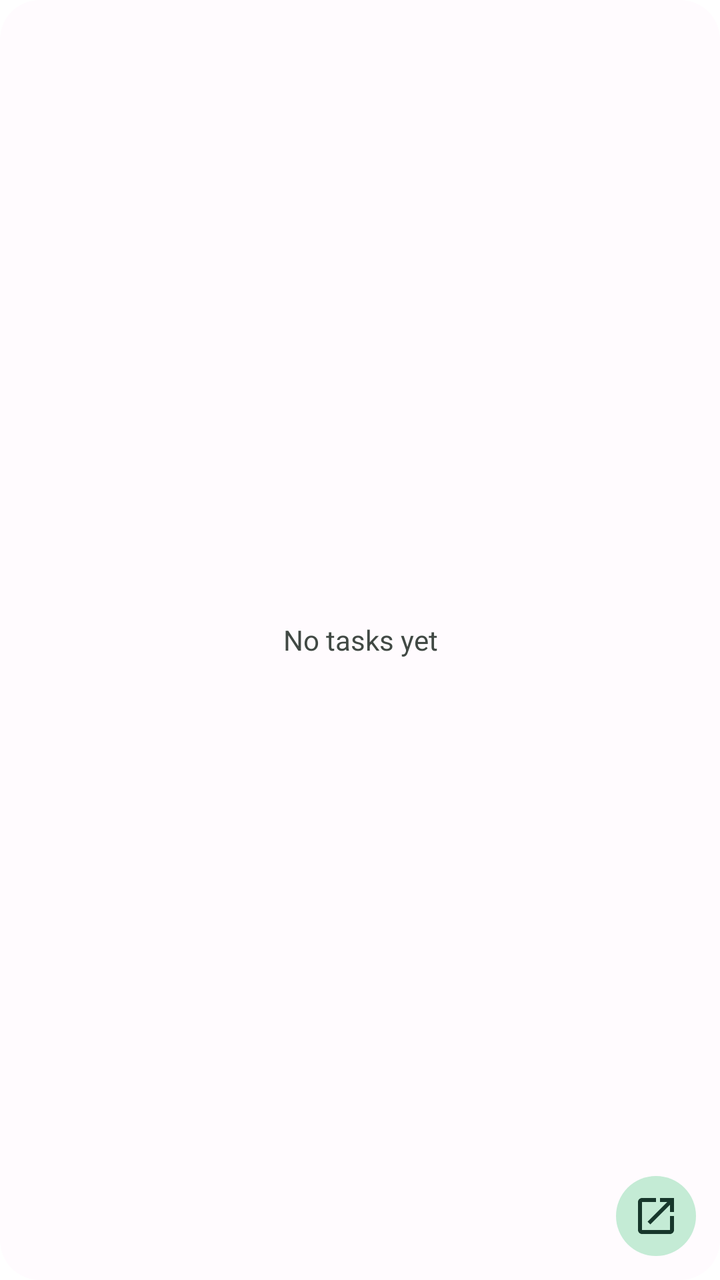
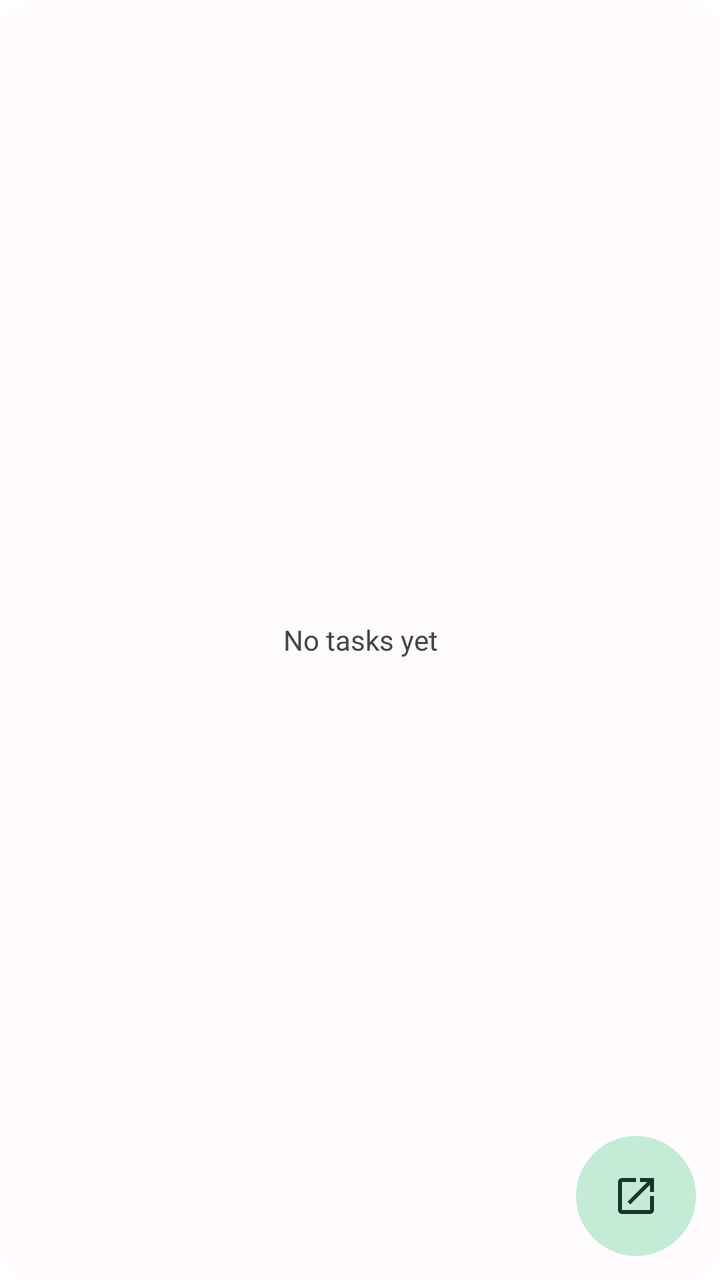

Screens rendered from an Android XML layout before and after an edit, with the pre-edit source and the edit as a unified diff.
<!-- AndroidManifest.xml: fallback theme Theme.MaterialComponents.DayNight.NoActionBar -->
<!-- res/layout/dewwit_widget.xml -->
<?xml version="1.0" encoding="utf-8"?>
<FrameLayout xmlns:android="http://schemas.android.com/apk/res/android"
    android:id="@+id/widget_root"
    android:layout_width="match_parent"
    android:layout_height="match_parent"
    android:background="@drawable/dewwit_widget_background_light"
    android:padding="12dp">

    <ListView
        android:id="@+id/widget_task_list"
        android:layout_width="match_parent"
        android:layout_height="match_parent"
        android:clipToPadding="false"
        android:divider="@android:color/transparent"
        android:dividerHeight="6dp"
        android:paddingBottom="44dp" />

    <TextView
        android:id="@+id/widget_empty_view"
        android:layout_width="match_parent"
        android:layout_height="match_parent"
        android:gravity="center"
        android:text="@string/widget_empty"
        android:textColor="@color/dewwit_widget_light_on_surface_variant"
        android:textSize="14sp" />

    <ImageButton
        android:id="@+id/widget_open_app"
        android:layout_width="40dp"
        android:layout_height="40dp"
        android:layout_gravity="end|bottom"
        android:background="@drawable/dewwit_widget_action_background_light"
        android:contentDescription="@string/widget_open_app"
        android:padding="10dp"
        android:src="@drawable/dewwit_widget_open_app"
        android:tint="@color/dewwit_widget_light_on_primary_container" />

</FrameLayout>
<!-- resources referenced by this layout -->
<resources>
  <color name="dewwit_widget_light_on_primary_container">#17372B</color>
  <color name="dewwit_widget_light_on_surface_variant">#414944</color>
  <!-- drawable dewwit_widget_action_background_light (drawable) -->
  <?xml version="1.0" encoding="utf-8"?>
  <shape xmlns:android="http://schemas.android.com/apk/res/android" android:shape="oval">
      <solid android:color="@color/dewwit_widget_light_primary_container" />
  </shape>
  <!-- drawable dewwit_widget_background_light (drawable) -->
  <?xml version="1.0" encoding="utf-8"?>
  <shape xmlns:android="http://schemas.android.com/apk/res/android" android:shape="rectangle">
      <solid android:color="@color/dewwit_widget_light_background" />
      <corners android:radius="20dp" />
  </shape>
  <!-- drawable dewwit_widget_open_app (drawable) -->
  <?xml version="1.0" encoding="utf-8"?>
  <vector xmlns:android="http://schemas.android.com/apk/res/android"
      android:width="24dp"
      android:height="24dp"
      android:viewportWidth="24"
      android:viewportHeight="24">
      <path
          android:fillColor="#FFFFFFFF"
          android:pathData="M19,19H5V5h7V3H5c-1.11,0 -2,0.9 -2,2v14c0,1.1 0.89,2 2,2h14c1.1,0 2,-0.9 2,-2v-7h-2v7zM14,3v2h3.59l-9.83,9.83 1.41,1.41L19,6.41V10h2V3h-7z" />
  </vector>
  <string name="widget_empty">No tasks yet</string>
  <string name="widget_open_app">Open Dewwit</string>
  <color name="dewwit_widget_light_primary_container">#C4EBD5</color>
  <color name="dewwit_widget_light_background">#FFFBFE</color>
</resources>

<!-- the commit's change to res/layout/dewwit_widget.xml (unified diff, before → after) -->
@@ -12,8 +12,8 @@
         android:layout_height="match_parent"
         android:clipToPadding="false"
         android:divider="@android:color/transparent"
-        android:dividerHeight="6dp"
-        android:paddingBottom="44dp" />
+        android:dividerHeight="4dp"
+        android:paddingBottom="64dp" />
 
     <TextView
         android:id="@+id/widget_empty_view"
@@ -26,8 +26,8 @@
 
     <ImageButton
         android:id="@+id/widget_open_app"
-        android:layout_width="40dp"
-        android:layout_height="40dp"
+        android:layout_width="60dp"
+        android:layout_height="60dp"
         android:layout_gravity="end|bottom"
         android:background="@drawable/dewwit_widget_action_background_light"
         android:contentDescription="@string/widget_open_app"
